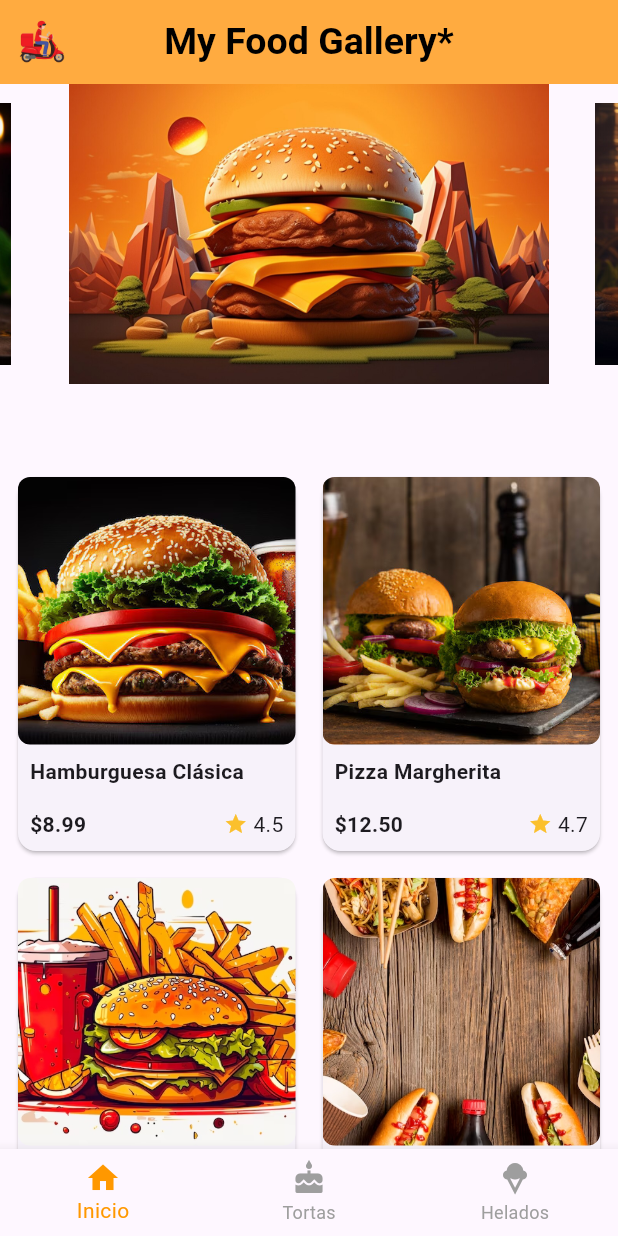
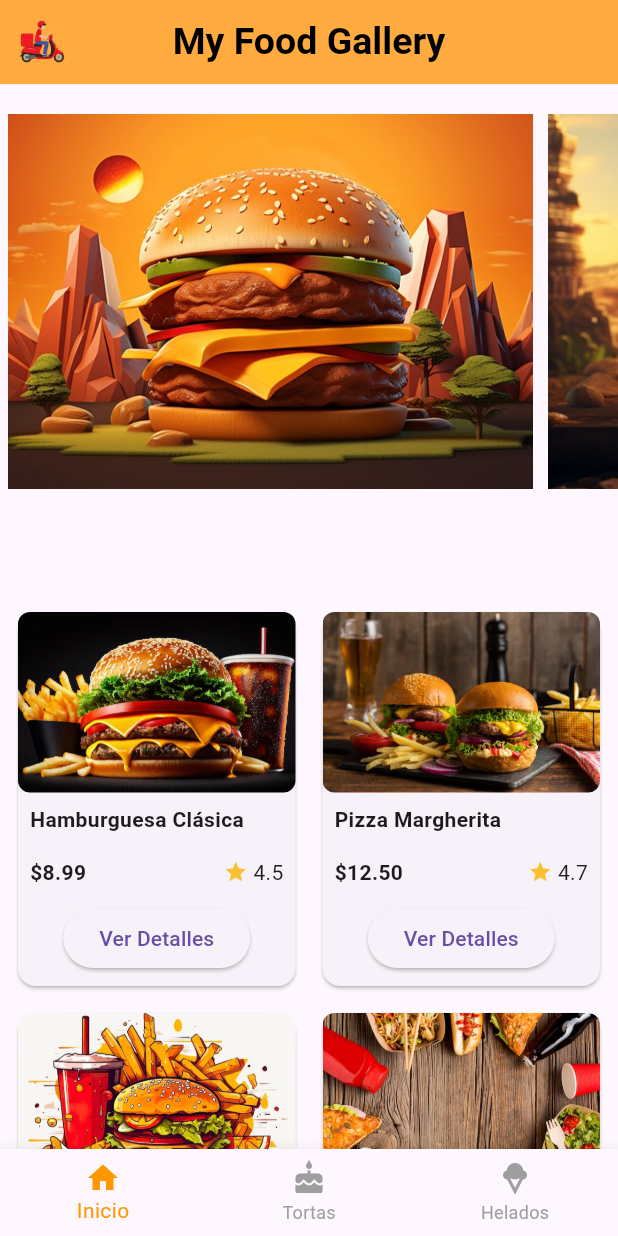
Before and after one commit to urian121/food-gallery-con-flutter, a Flutter app: the screen it shows after launch, on a phone screen of 412 x 824 dp. Run offline on Flutter 3.47's test engine with Material 3 defaults, Android fonts, the phone set to English and light mode, and no system bars; drawn by our look-alikes of carousel_slider.

Commit message:
proyecto terminado y funcional

```diff
--- a/lib/galeria_imagenes_comidas/carousel_slider.dart
+++ /dev/null
@@ -1,35 +0,0 @@
-import 'package:flutter/material.dart';
-import 'package:carousel_slider/carousel_slider.dart'; // Importa el widget CarouselSlider
-
-class ImageCarousel extends StatelessWidget {
-  ImageCarousel({super.key});
-
-  final List<String> imgList = [
-    'assets/carrusel/1.jpg',
-    'assets/carrusel/2.jpg',
-    'assets/carrusel/3.jpg',
-  ];
-
-
-  @override
-  Widget build(BuildContext context) {
-    return CarouselSlider.builder(
-      itemCount: imgList.length,
-      itemBuilder: (context, index, realIndex) {
-        final imageUrl = imgList[index];
-        return Container(
-          margin: const EdgeInsets.symmetric(horizontal: 5.0),
-          child: Image.asset(imageUrl, fit: BoxFit.cover),
-        );
-      },
-      options: CarouselOptions(
-        height: 200.0,
-        enlargeCenterPage: true,
-        autoPlay: true,
-        autoPlayInterval: const Duration(seconds: 3),
-        autoPlayAnimationDuration: const Duration(milliseconds: 800),
-        autoPlayCurve: Curves.easeInOut,
-      ),
-    );
-  }
-}
--- a/lib/main.dart
+++ b/lib/main.dart
@@ -3,7 +3,6 @@ import 'dart:convert';
 import 'data/list_hamburguesas.dart'; // Importamos la lista de hamburguesas.
 import 'data/list_tortas.dart'; // Importamos la lista de tortas.
 import 'data/list_helados.dart'; // Importamos la lista de helados.
-import 'galeria_imagenes_comidas/carousel_slider.dart';
 import 'pages/helados.dart'; // Importamos la página de helados.
 import 'pages/tortas.dart'; // Importamos la página de tortas.
 import 'widgets/food_grid.dart';
@@ -38,6 +37,15 @@ class HomeScreen extends StatefulWidget {
 class _HomeScreenState extends State<HomeScreen> {
   int _selectedIndex = 0;
 
+// Lista de imagenes para el ListView Horizontal
+  final List<String> imgList = [
+    'assets/carrusel/1.jpg',
+    'assets/carrusel/2.jpg',
+    'assets/carrusel/3.jpg',
+    'assets/carrusel/4.jpg',
+    'assets/carrusel/5.jpg',
+  ];
+
   List<Widget> _widgetOptions() {
     return [
       FoodGrid(foodItems: widget.foodItems), // Página de inicio usando FoodGrid
@@ -46,6 +54,7 @@ class _HomeScreenState extends State<HomeScreen> {
     ];
   }
 
+// Función para cambiar la página
   void _onItemTapped(int index) {
     setState(() {
       _selectedIndex = index;
@@ -57,18 +66,43 @@ class _HomeScreenState extends State<HomeScreen> {
   return Scaffold(
     appBar: AppBar(
       leading: Image.asset('assets/imgs/logo.png', width: 200, height: 200),
-        title: const Text('My Food Gallery*', style: TextStyle(fontSize: 25, color: Colors.black, fontWeight: FontWeight.bold)),
+      title: const Text('My Food Gallery',
+          style: TextStyle(
+              fontSize: 25,
+              color: Colors.black,
+              fontWeight: FontWeight.bold)),
       centerTitle: true,
       backgroundColor: Colors.orangeAccent,
     ),
-      body: Column(
+    body: _selectedIndex == 0 // Solo muestra el ListView en la página principal
+        ? Column(
             children: [
-          ImageCarousel(), // Agrega aquí el carrusel
+              Container(
+                margin: const EdgeInsets.symmetric(vertical: 20),
+                height: 250,
+                child: ListView.builder(
+                  scrollDirection: Axis.horizontal,
+                  itemCount: imgList.length,
+                  itemBuilder: (context, index) {
+                    return Container(
+                      width: 350,
+                      margin: const EdgeInsets.symmetric(
+                          horizontal: 5), // Espaciado entre imágenes
+                      child: Image.asset(
+                        imgList[index],
+                        fit: BoxFit.cover, // Ajusta la imagen
+                      ),
+                    );
+                  },
+                ),
+              ),
               const SizedBox(height: 50),
-          Expanded(child: _widgetOptions()[_selectedIndex]), // Muestra la página correspondiente
+              Expanded(
+                child: _widgetOptions()[_selectedIndex],
+              ),
             ],
-      ),
-    //  body: _widgetOptions()[_selectedIndex], // Muestra la página correspondiente
+          )
+        : _widgetOptions()[_selectedIndex], // Muestra solo el contenido de la página correspondiente
     bottomNavigationBar: BottomNavigationBar(
       items: const [
         BottomNavigationBarItem(
@@ -91,4 +125,5 @@ class _HomeScreenState extends State<HomeScreen> {
     ),
   );
 }
+
 }
--- a/lib/widgets/food_grid.dart
+++ b/lib/widgets/food_grid.dart
@@ -1,4 +1,5 @@
 import 'package:flutter/material.dart';
+import '../pages/detail_page.dart'; // Asegúrate de importar la página de detalles
 
 class FoodGrid extends StatelessWidget {
   final List<dynamic> foodItems;
@@ -63,6 +64,21 @@ class FoodGrid extends StatelessWidget {
                         ),
                       ],
                     ),
+                    const SizedBox(height: 10.0),
+                    Center(
+                      child: ElevatedButton(
+                        onPressed: () {
+                          // Navegar a la página de detalles
+                          Navigator.push(
+                            context,
+                            MaterialPageRoute(
+                              builder: (context) => HeladoDetailPage(itemSeleccionado: item), // Navegar y pasar el item Seleccionado
+                            ),
+                          );
+                        },
+                        child: const Text('Ver Detalles'),
+                      ),
+                    ),
                   ],
                 ),
               ),
--- a/pubspec.yaml
+++ b/pubspec.yaml
@@ -35,7 +35,6 @@ dependencies:
   # The following adds the Cupertino Icons font to your application.
   # Use with the CupertinoIcons class for iOS style icons.
   cupertino_icons: ^1.0.8
-  carousel_slider: ^5.0.0
 
 dev_dependencies:
   flutter_test:
```
Also changed, not shown: lib/main_sliver_app_bar.dart (added, +108 -0 lines), lib/pages/detail_page.dart (added, +65 -0 lines), assets/carrusel/4.jpg (added), assets/carrusel/5.jpg (added), pubspec.lock. Lines whose indentation alone changed are shown as unchanged.
